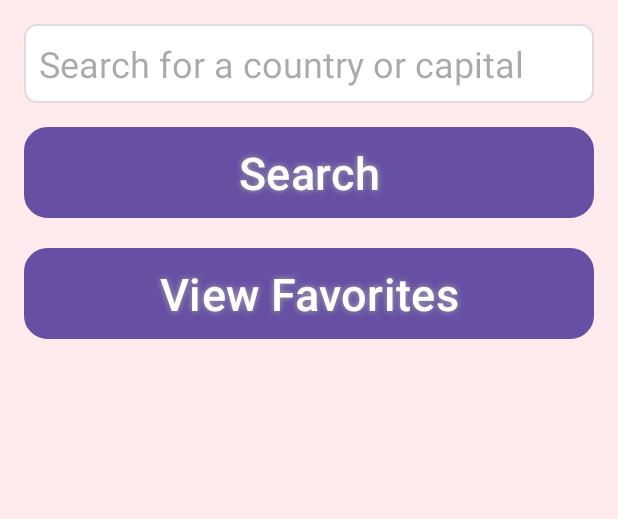
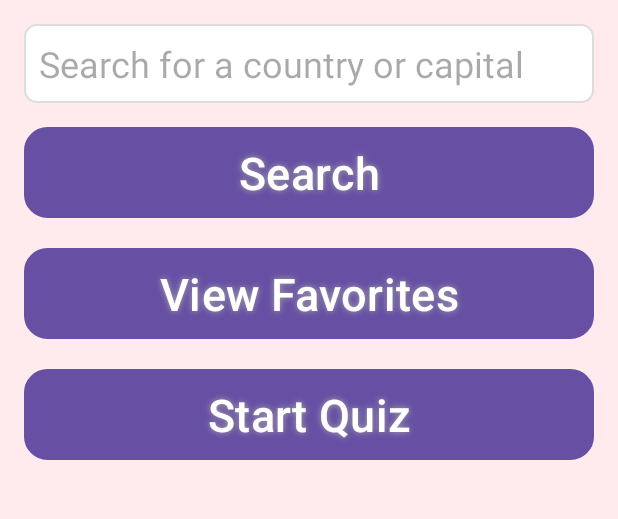
Before and after one commit to azekyoo/projetandroid, an Android app: the screen it shows after launch (MainActivity), on a phone screen of 412 x 824 dp, the part 353-872 px from its top. Run offline under Robolectric (Android 15) with nearby library versions, the phone set to English and light mode, and no system bars.

Commit message:
Ajout du Quiz

```diff
--- a/app/src/main/AndroidManifest.xml
+++ b/app/src/main/AndroidManifest.xml
@@ -14,6 +14,9 @@
         android:supportsRtl="true"
         android:theme="@style/Theme.ProjetAndroid"
         tools:targetApi="31">
+        <activity
+            android:name=".QuizActivity"
+            android:exported="false" />
         <activity
             android:name=".CountryDetailActivity"
             android:exported="false" />
--- a/app/src/main/java/fr/epf/min1/projetandroid/MainActivity.kt
+++ b/app/src/main/java/fr/epf/min1/projetandroid/MainActivity.kt
@@ -10,6 +10,7 @@ import android.widget.EditText
 import androidx.appcompat.app.AppCompatActivity
 import androidx.lifecycle.Observer
 import androidx.lifecycle.ViewModelProvider
+import fr.epf.min1.projetandroid.QuizActivity
 import kotlinx.coroutines.CoroutineScope
 import kotlinx.coroutines.Dispatchers
 import kotlinx.coroutines.Job
@@ -47,6 +48,12 @@ class MainActivity : AppCompatActivity() {
             startActivity(intent)
         }
 
+        val startQuizButton: Button = findViewById(R.id.startQuizButton)
+        startQuizButton.setOnClickListener {
+            val intent = Intent(this, QuizActivity::class.java)
+            startActivity(intent)
+        }
+
         setupAutoSuggestions()
     }
 
--- a/app/src/main/res/layout/activity_main.xml
+++ b/app/src/main/res/layout/activity_main.xml
@@ -58,6 +58,23 @@
         android:shadowRadius="5"
         />
 
+    <Button
+        android:id="@+id/startQuizButton"
+        android:layout_width="match_parent"
+        android:layout_height="wrap_content"
+
+        android:text="@string/start_quiz"
+        android:textColor="#FFFFFF"
+        android:textSize="30sp"
+
+        android:layout_marginTop="20dp"
+        android:background="@drawable/buttonshape"
+        android:shadowColor="#A8A8A8"
+        android:shadowDx="0"
+        android:shadowDy="0"
+        android:shadowRadius="5"
+        />
+
 
 
 </LinearLayout>
--- a/app/src/main/res/values/strings.xml
+++ b/app/src/main/res/values/strings.xml
@@ -6,4 +6,7 @@
     <string name="flag_description">flag description</string>
     <string name="favorite_countries">Favorite Countries</string>
     <string name="view_favorites">View Favorites</string>
+    <string name="next">Next</string>
+    <string name="question">Question</string>
+    <string name="start_quiz">Start Quiz</string>
 </resources>
```
Also changed, not shown: app/src/main/java/fr/epf/min1/projetandroid/QuizActivity.kt (added, +71 -0 lines), app/src/main/java/fr/epf/min1/projetandroid/QuizData.kt (added, +28 -0 lines), app/src/main/res/layout/activity_quiz.xml (added, +29 -0 lines).
